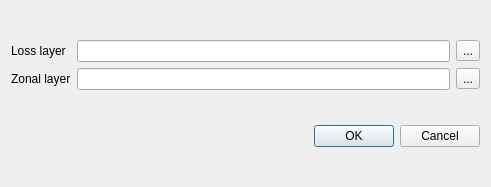
Before: the Qt Designer form svir/ui_svir.ui in gem/oq-irmt-qgis, drawn with Qt 5.
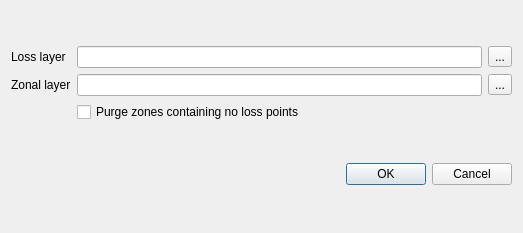
After: the same form once the commit is applied.

Commit message: Method for adding a new menu item and corresponding toolbar icon; checkbox for purging empty zones

```diff
--- a/svir/ui_svir.ui
+++ b/svir/ui_svir.ui
@@ -6,8 +6,8 @@
    <rect>
     <x>0</x>
     <y>0</y>
-    <width>491</width>
-    <height>187</height>
+    <width>523</width>
+    <height>233</height>
    </rect>
   </property>
   <property name="windowTitle">
@@ -50,6 +50,13 @@
        </property>
       </widget>
      </item>
+     <item row="2" column="1">
+      <widget class="QCheckBox" name="purge_chk">
+       <property name="text">
+        <string>Purge zones containing no loss points</string>
+       </property>
+      </widget>
+     </item>
     </layout>
    </item>
    <item>
```
The commit also changes 2 other files.
